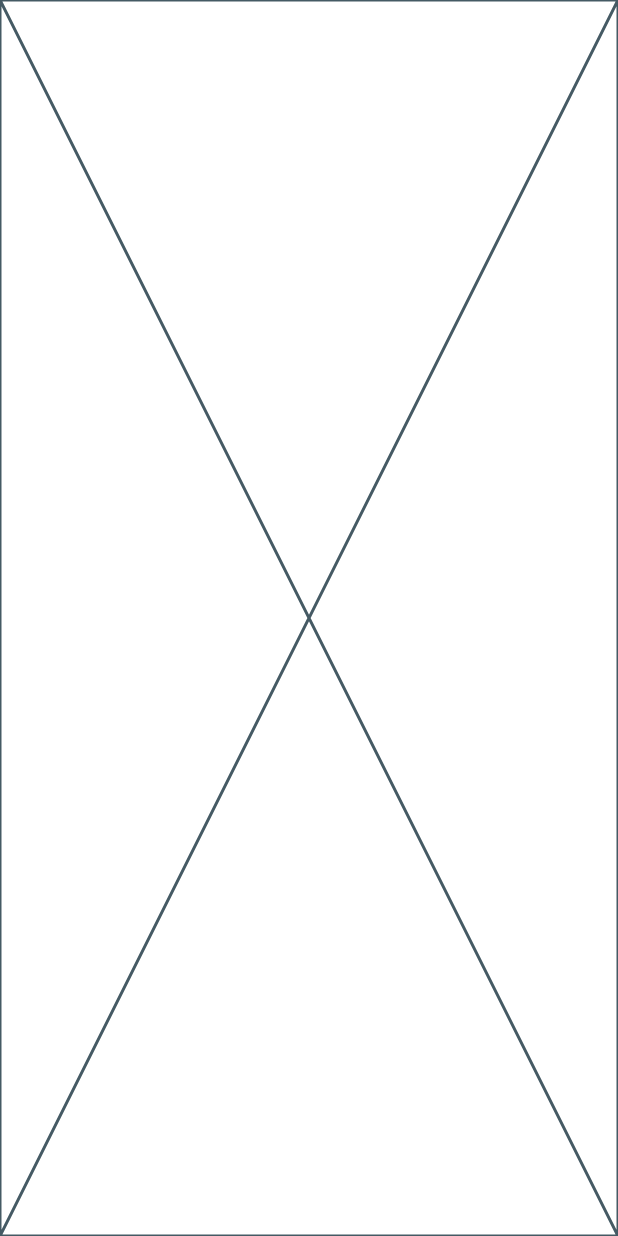
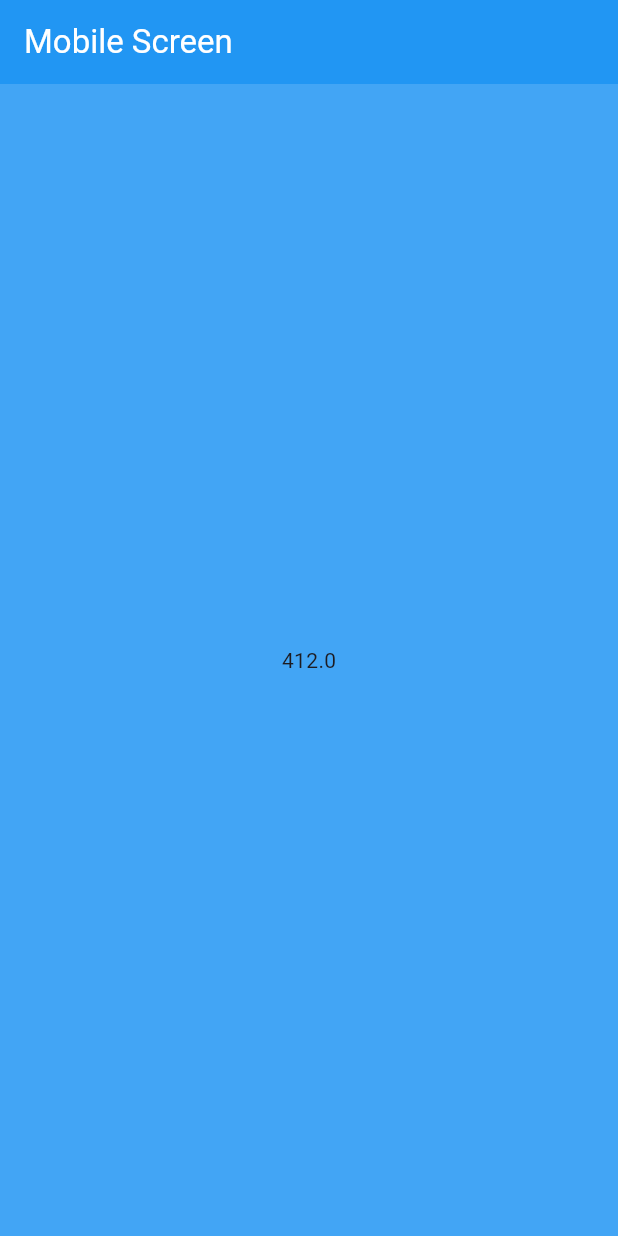
Before and after one commit to alhasann351/flutter_responsive_ui_design, a Flutter app: the screen it shows after launch, on a phone screen of 412 x 824 dp. Run offline on Flutter 3.47's test engine with Material 3 defaults, Android fonts, the phone set to English and light mode, and no system bars.

Commit message:
appbar and screen width show with bg-color

```diff
--- a/lib/main.dart
+++ b/lib/main.dart
@@ -32,9 +32,9 @@ class _MyHomePageState extends State<MyHomePage> {
   @override
   Widget build(BuildContext context) {
     return ResponsiveLayout(
-      mobile: MobileScreen(),
-      tablet: TabletScreen(),
-      desktop: DesktopScreen(),
+      mobile: const MobileScreen(),
+      tablet: const TabletScreen(),
+      desktop: const DesktopScreen(),
     );
   }
 }
--- a/lib/screen/mobile_screen.dart
+++ b/lib/screen/mobile_screen.dart
@@ -5,6 +5,22 @@ class MobileScreen extends StatelessWidget {
 
   @override
   Widget build(BuildContext context) {
-    return const Placeholder();
+    var mobileWidth = MediaQuery.of(context).size.width;
+
+    return Scaffold(
+      appBar: AppBar(
+        title: const Text(
+          'Mobile Screen',
+          style: TextStyle(
+            color: Colors.white,
+          ),
+        ),
+        backgroundColor: Colors.blue,
+      ),
+      backgroundColor: Colors.blue[400],
+      body: Center(
+        child: Text(mobileWidth.toString()),
+      ),
+    );
   }
 }
```
Also changed, not shown: lib/screen/desktop_screen.dart (+10 -1 lines), lib/screen/tablet_screen.dart (+10 -1 lines).
